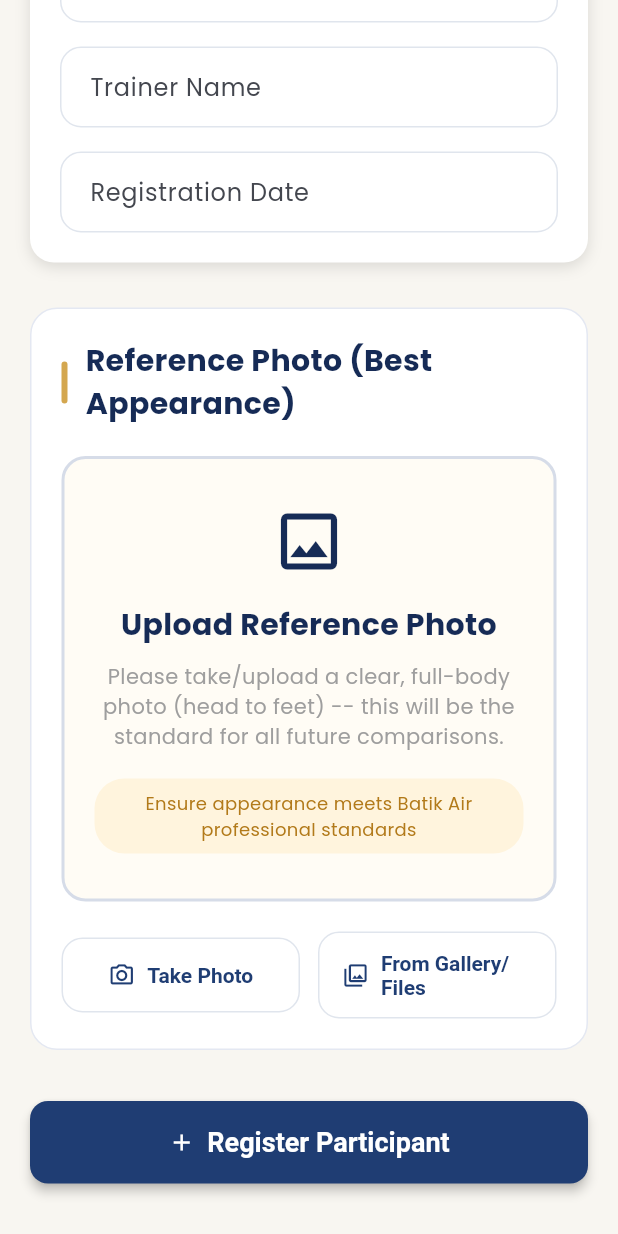
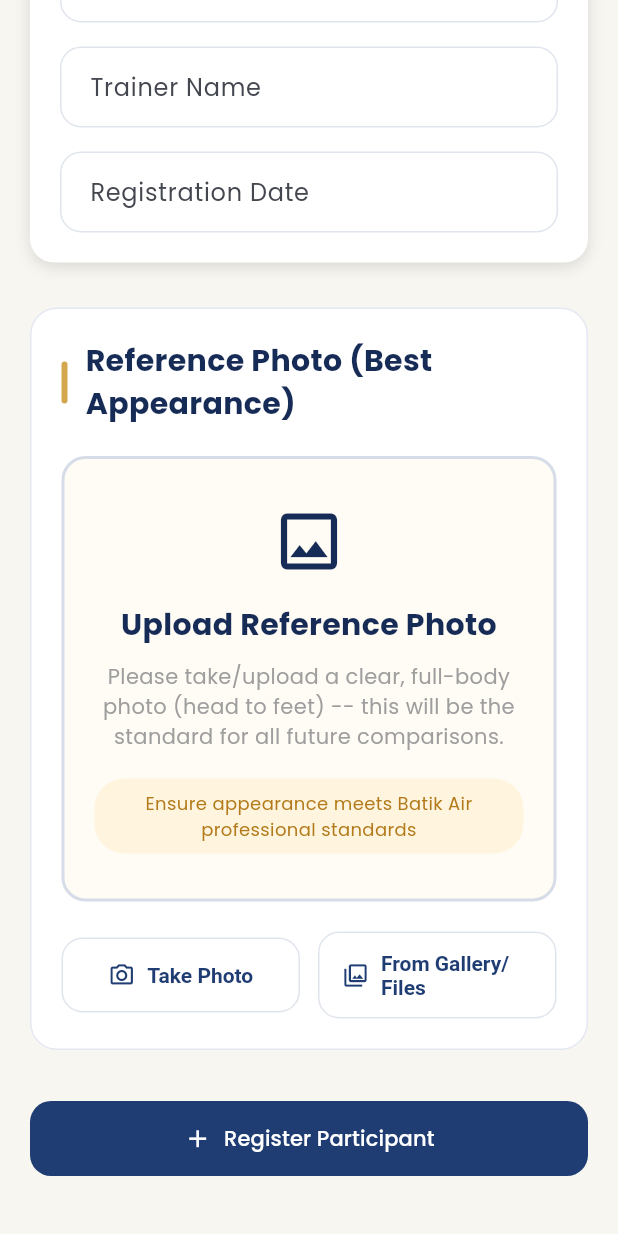
Before and after one commit to ivylinggg/tib_grooming_app, a Flutter app: the RegisterScreen screen opened directly, scrolled down 458 dp, on a phone screen of 412 x 824 dp. Run offline on Flutter 3.47's test engine with Material 3 defaults, Android fonts, the phone set to English and light mode, and no system bars; our stand-ins replace camera, cloud_firestore, file_picker, firebase_auth, firebase_core, fl_chart and 7 more; missing offline and left inert: dart:html, dart:ui_web, google_mlkit_face_detection; accounts and stored records are empty.

Commit message:
Refine shared UI components

```diff
--- a/lib/widgets/primary_button.dart
+++ b/lib/widgets/primary_button.dart
@@ -1,4 +1,5 @@
 import 'package:flutter/material.dart';
+import '../core/theme/app_theme.dart';
 
 class PrimaryButton extends StatelessWidget {
   final String text;
@@ -12,7 +13,7 @@ class PrimaryButton extends StatelessWidget {
     required this.text,
     this.onPressed,
     this.icon = Icons.add,
-    this.backgroundColor = const Color(0xFF1F3D73),
+    this.backgroundColor = AppTheme.primary,
     this.foregroundColor = Colors.white,
   });
 
@@ -22,22 +23,19 @@ class PrimaryButton extends StatelessWidget {
       padding: const EdgeInsets.symmetric(horizontal: 20),
       child: SizedBox(
         width: double.infinity,
-        height: 55,
-        child: ElevatedButton.icon(
+        child: FilledButton.icon(
           onPressed: onPressed,
-          icon: Icon(icon),
-          label: Text(
-            text,
-            style: const TextStyle(fontSize: 18, fontWeight: FontWeight.bold),
-          ),
-          style: ElevatedButton.styleFrom(
+          icon: Icon(icon, size: 19),
+          label: Text(text),
+          style: FilledButton.styleFrom(
             backgroundColor: backgroundColor,
             foregroundColor: foregroundColor,
-            disabledBackgroundColor: Colors.grey.shade400,
-            disabledForegroundColor: Colors.white,
-            elevation: 3,
-            shape: RoundedRectangleBorder(
-              borderRadius: BorderRadius.circular(12),
+            disabledBackgroundColor: AppTheme.border,
+            disabledForegroundColor: AppTheme.textMuted,
+            padding: const EdgeInsets.symmetric(vertical: 15),
+            elevation: 0,
+            shape: const RoundedRectangleBorder(
+              borderRadius: BorderRadius.all(Radius.circular(14)),
             ),
           ),
         ),
```
